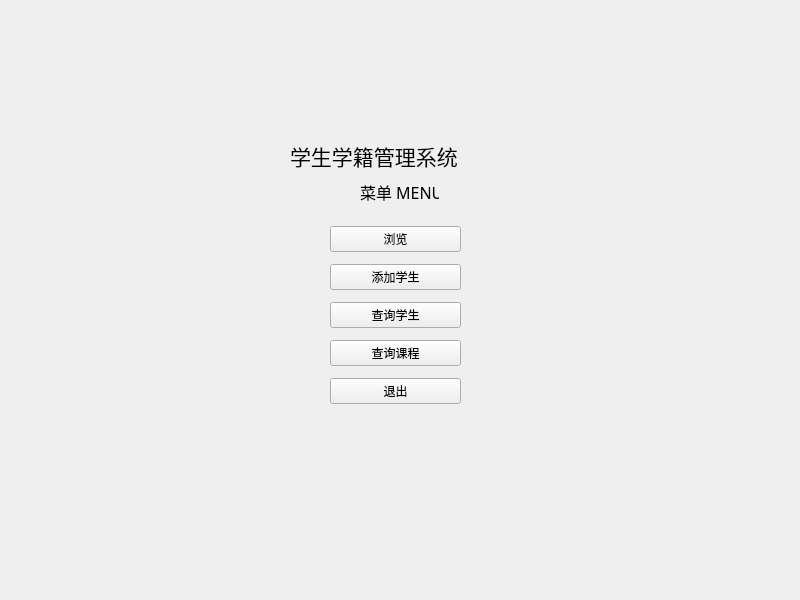
First picture: the form in SSMS/menu_widget.ui, repository NogiNonoka/StudentStatusManagementSystem, before the edit.
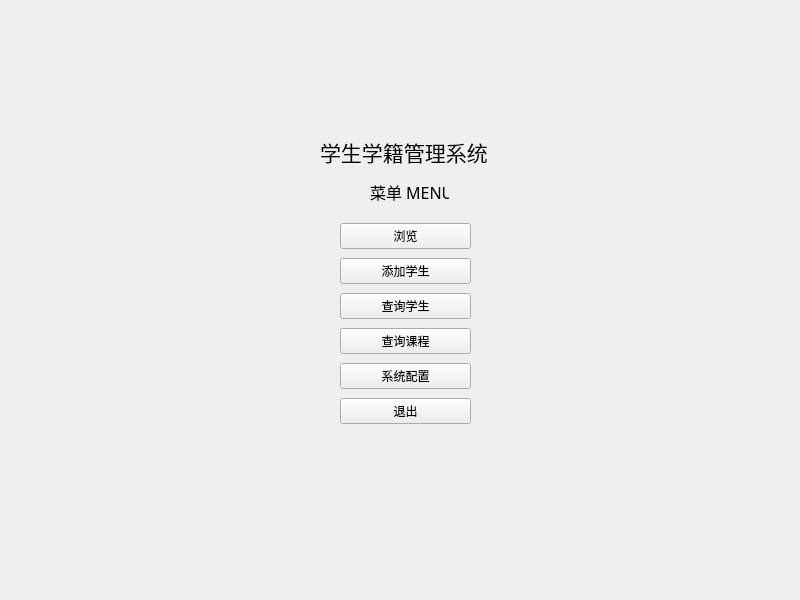
Second picture: the form after the edit.

```diff
--- a/SSMS/menu_widget.ui
+++ b/SSMS/menu_widget.ui
@@ -16,10 +16,10 @@
   <widget class="QWidget" name="layoutWidget">
    <property name="geometry">
     <rect>
-     <x>330</x>
+     <x>340</x>
      <y>220</y>
      <width>131</width>
-     <height>191</height>
+     <height>211</height>
     </rect>
    </property>
    <layout class="QVBoxLayout" name="verticalLayout">
@@ -51,6 +51,13 @@
       </property>
      </widget>
     </item>
+    <item>
+     <widget class="QPushButton" name="settingsButton">
+      <property name="text">
+       <string>系统配置</string>
+      </property>
+     </widget>
+    </item>
     <item>
      <widget class="QPushButton" name="exitButton">
       <property name="text">
@@ -63,7 +70,7 @@
   <widget class="QLabel" name="widgetLabel">
    <property name="geometry">
     <rect>
-     <x>360</x>
+     <x>370</x>
      <y>180</y>
      <width>79</width>
      <height>23</height>
@@ -82,10 +89,10 @@
   <widget class="QLabel" name="systemName">
    <property name="geometry">
     <rect>
-     <x>290</x>
+     <x>320</x>
      <y>140</y>
-     <width>216</width>
-     <height>31</height>
+     <width>168</width>
+     <height>24</height>
     </rect>
    </property>
    <property name="font">
```
